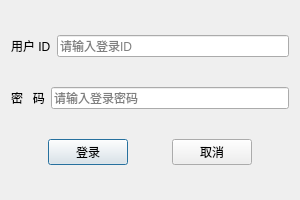
Old version of the form logindlg.ui in the repository eveningwyn/SQL-Server-DataBase.
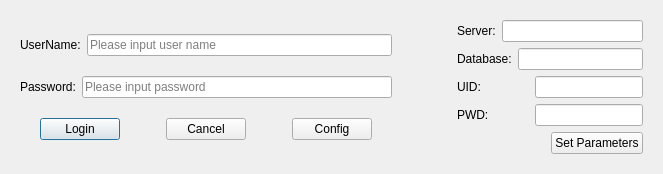
New version of the form.

Commit message: 1. add product info UI 2. add client info UI 3. add sell info UI 4. update login UI 5. update code

Diff of the .ui file:
```diff
--- a/logindlg.ui
+++ b/logindlg.ui
@@ -6,38 +6,44 @@
    <rect>
     <x>0</x>
     <y>0</y>
-    <width>300</width>
-    <height>200</height>
+    <width>681</width>
+    <height>173</height>
    </rect>
   </property>
   <property name="windowTitle">
    <string>用户登录</string>
   </property>
   <layout class="QGridLayout" name="gridLayout">
+   <property name="sizeConstraint">
+    <enum>QLayout::SetFixedSize</enum>
+   </property>
    <item row="0" column="0">
+    <widget class="QWidget" name="widget" native="true">
+     <layout class="QVBoxLayout" name="verticalLayout">
+      <item>
     <layout class="QHBoxLayout" name="userNameHorizontalLayout">
      <item>
       <widget class="QLabel" name="userNmaeLabel">
        <property name="text">
-        <string>用户 ID</string>
+           <string>UserName:</string>
        </property>
       </widget>
      </item>
      <item>
       <widget class="QLineEdit" name="userNameLineEdit">
        <property name="placeholderText">
-        <string>请输入登录ID</string>
+           <string>Please input user name</string>
        </property>
       </widget>
      </item>
     </layout>
    </item>
-   <item row="1" column="0">
+      <item>
     <layout class="QHBoxLayout" name="passwordHorizontalLayout">
      <item>
       <widget class="QLabel" name="passwordLabel">
        <property name="text">
-        <string>密   码</string>
+           <string>Password:</string>
        </property>
       </widget>
      </item>
@@ -47,31 +53,24 @@
         <enum>QLineEdit::Password</enum>
        </property>
        <property name="placeholderText">
-        <string>请输入登录密码</string>
+           <string>Please input password</string>
        </property>
       </widget>
      </item>
     </layout>
    </item>
-   <item row="2" column="0">
+      <item>
     <layout class="QHBoxLayout" name="btnHorizontalLayout">
-     <item>
-      <spacer name="btnHorizontalSpacer_2">
-       <property name="orientation">
-        <enum>Qt::Horizontal</enum>
-       </property>
-       <property name="sizeHint" stdset="0">
-        <size>
-         <width>40</width>
-         <height>20</height>
-        </size>
-       </property>
-      </spacer>
-     </item>
+        <property name="leftMargin">
+         <number>20</number>
+        </property>
+        <property name="rightMargin">
+         <number>20</number>
+        </property>
      <item>
       <widget class="QPushButton" name="loginBtn">
        <property name="text">
-        <string>登录</string>
+           <string>Login</string>
        </property>
       </widget>
      </item>
@@ -91,7 +90,7 @@
      <item>
       <widget class="QPushButton" name="cancelBtn">
        <property name="text">
-        <string>取消</string>
+           <string>Cancel</string>
        </property>
       </widget>
      </item>
@@ -108,10 +107,163 @@
        </property>
       </spacer>
      </item>
+        <item>
+         <widget class="QPushButton" name="configBtn">
+          <property name="text">
+           <string>Config</string>
+          </property>
+         </widget>
+        </item>
     </layout>
    </item>
   </layout>
  </widget>
+   </item>
+   <item row="0" column="1">
+    <widget class="QWidget" name="serverConfigWidget" native="true">
+     <layout class="QVBoxLayout" name="verticalLayout_2">
+      <property name="leftMargin">
+       <number>50</number>
+      </property>
+      <item>
+       <layout class="QHBoxLayout" name="horizontalLayout">
+        <item>
+         <widget class="QLabel" name="serverNameLabel">
+          <property name="text">
+           <string>Server:</string>
+          </property>
+         </widget>
+        </item>
+        <item>
+         <widget class="QLineEdit" name="serverNameLineEdit"/>
+        </item>
+       </layout>
+      </item>
+      <item>
+       <layout class="QHBoxLayout" name="horizontalLayout_2">
+        <item>
+         <widget class="QLabel" name="databaseLabel">
+          <property name="text">
+           <string>Database:</string>
+          </property>
+         </widget>
+        </item>
+        <item>
+         <widget class="QLineEdit" name="databaseLineEdit"/>
+        </item>
+       </layout>
+      </item>
+      <item>
+       <layout class="QHBoxLayout" name="horizontalLayout_3">
+        <item>
+         <widget class="QLabel" name="uidLabel">
+          <property name="text">
+           <string>UID:</string>
+          </property>
+         </widget>
+        </item>
+        <item>
+         <spacer name="horizontalSpacer_3">
+          <property name="orientation">
+           <enum>Qt::Horizontal</enum>
+          </property>
+          <property name="sizeHint" stdset="0">
+           <size>
+            <width>40</width>
+            <height>20</height>
+           </size>
+          </property>
+         </spacer>
+        </item>
+        <item>
+         <widget class="QLineEdit" name="uidLineEdit"/>
+        </item>
+       </layout>
+      </item>
+      <item>
+       <layout class="QHBoxLayout" name="horizontalLayout_4">
+        <item>
+         <widget class="QLabel" name="pwdLabel">
+          <property name="text">
+           <string>PWD:</string>
+          </property>
+         </widget>
+        </item>
+        <item>
+         <spacer name="horizontalSpacer_4">
+          <property name="orientation">
+           <enum>Qt::Horizontal</enum>
+          </property>
+          <property name="sizeHint" stdset="0">
+           <size>
+            <width>40</width>
+            <height>20</height>
+           </size>
+          </property>
+         </spacer>
+        </item>
+        <item>
+         <widget class="QLineEdit" name="pwdLineEdit">
+          <property name="echoMode">
+           <enum>QLineEdit::Password</enum>
+          </property>
+         </widget>
+        </item>
+       </layout>
+      </item>
+      <item>
+       <layout class="QHBoxLayout" name="horizontalLayout_6">
+        <item>
+         <spacer name="horizontalSpacer_2">
+          <property name="orientation">
+           <enum>Qt::Horizontal</enum>
+          </property>
+          <property name="sizeHint" stdset="0">
+           <size>
+            <width>40</width>
+            <height>20</height>
+           </size>
+          </property>
+         </spacer>
+        </item>
+        <item>
+         <widget class="QPushButton" name="setParametesBtn">
+          <property name="text">
+           <string>Set Parameters</string>
+          </property>
+         </widget>
+        </item>
+       </layout>
+      </item>
+     </layout>
+    </widget>
+   </item>
+  </layout>
+  <zorder>userNameLineEdit</zorder>
+  <zorder>passwordLineEdit</zorder>
+  <zorder>loginBtn</zorder>
+  <zorder>cancelBtn</zorder>
+  <zorder>verticalLayoutWidget</zorder>
+  <zorder>userNmaeLabel</zorder>
+  <zorder>passwordLabel</zorder>
+  <zorder>serverConfigWidget</zorder>
+  <zorder>widget</zorder>
+  <zorder></zorder>
+  <zorder></zorder>
+  <zorder></zorder>
+ </widget>
+ <tabstops>
+  <tabstop>userNameLineEdit</tabstop>
+  <tabstop>passwordLineEdit</tabstop>
+  <tabstop>loginBtn</tabstop>
+  <tabstop>cancelBtn</tabstop>
+  <tabstop>configBtn</tabstop>
+  <tabstop>serverNameLineEdit</tabstop>
+  <tabstop>databaseLineEdit</tabstop>
+  <tabstop>uidLineEdit</tabstop>
+  <tabstop>pwdLineEdit</tabstop>
+  <tabstop>setParametesBtn</tabstop>
+ </tabstops>
  <resources/>
  <connections/>
 </ui>
```
Left out of the diff: 2 changed lines with no effect on the pictures. Lines whose indentation alone changed are shown as unchanged. The commit also changes 17 other files.
